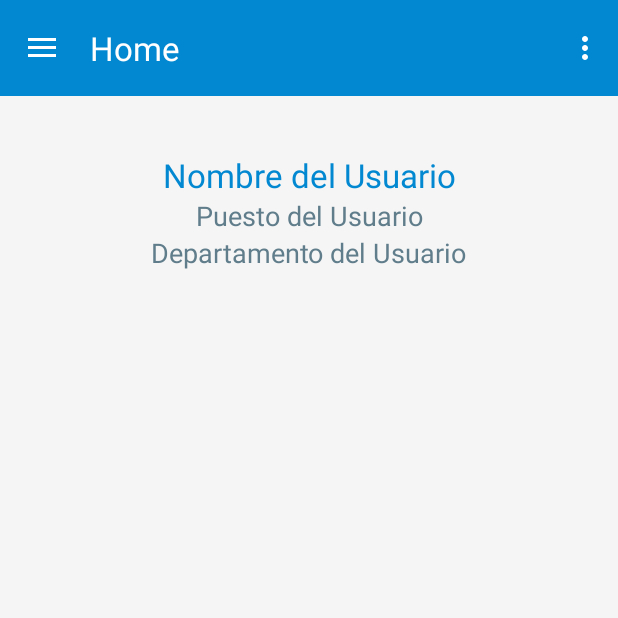
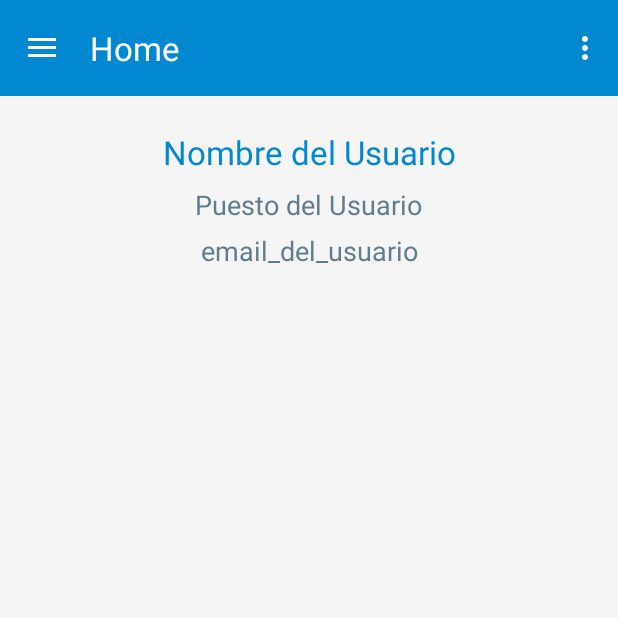
Before and after one commit to k3ssdev/TeamTrekAndroid, an Android app: the MainActivity screen opened directly, with no data from a screen before it, on a phone screen of 412 x 824 dp, the top half of it. Run offline under Robolectric (Android 15) with nearby library versions, the phone set to English and light mode, and no system bars; our stand-ins replace navigation-ui.

Commit message:
update home fragment

```diff
--- a/app/src/main/java/io/github/k3ssdev/teamtrekandroid/ui/home/HomeFragment.java
+++ b/app/src/main/java/io/github/k3ssdev/teamtrekandroid/ui/home/HomeFragment.java
@@ -49,6 +49,7 @@ public class HomeFragment extends Fragment {
                     Empleado empleado = empleadoResult.get(0); // Tomamos el primer resultado como ejemplo
                     binding.nombreUsuario.setText(empleado.getNombre());
                     binding.departamentoUsuario.setText(empleado.getNombreDepartamento());
+                    binding.emailUsuario.setText(empleado.getEmail());
                     // Y así sucesivamente con el resto de datos del empleado...
                 }
             }, sharedPreferences).execute(username);
--- a/app/src/main/res/layout/fragment_home.xml
+++ b/app/src/main/res/layout/fragment_home.xml
@@ -12,7 +12,7 @@
         android:layout_width="wrap_content"
         android:layout_height="wrap_content"
         android:orientation="horizontal"
-        app:layout_constraintGuide_percent="0.05" />
+        app:layout_constraintGuide_percent="0.03" />
 
     <!-- Guideline inferior -->
     <androidx.constraintlayout.widget.Guideline
@@ -46,6 +46,9 @@
         app:layout_constraintGuide_percent="0.9" />
 
     <!-- TextView para el nombre del usuario -->
+
+    <!-- TextView para el puesto del usuario -->
+
     <TextView
         android:id="@+id/nombreUsuario"
         android:layout_width="wrap_content"
@@ -53,39 +56,47 @@
         android:text="@string/nombre_del_usuario"
         android:textColor="@color/blue"
         android:textSize="22sp"
-        app:layout_constraintEnd_toEndOf="@+id/guidelineRight"
+        app:layout_constraintEnd_toStartOf="@+id/guidelineRight"
         app:layout_constraintStart_toStartOf="@+id/guidelineLeft"
         app:layout_constraintTop_toTopOf="@+id/guidelineTop" />
 
-    <!-- TextView para el puesto del usuario -->
+    <!-- TextView para el departamento del usuario -->
+
+    <!-- TextView para el email del usuario -->
+
     <TextView
         android:id="@+id/departamentoUsuario"
         android:layout_width="wrap_content"
         android:layout_height="wrap_content"
+        android:layout_marginTop="8dp"
         android:text="@string/puesto_del_usuario"
         android:textColor="@color/blue_grey"
         android:textSize="18sp"
-        app:layout_constraintEnd_toEndOf="@+id/guidelineRight"
+        app:layout_constraintEnd_toStartOf="@+id/guidelineRight"
+        app:layout_constraintHorizontal_bias="0.497"
         app:layout_constraintStart_toStartOf="@+id/guidelineLeft"
         app:layout_constraintTop_toBottomOf="@+id/nombreUsuario" />
 
-    <!-- TextView para el departamento del usuario -->
     <TextView
         android:id="@+id/emailUsuario"
         android:layout_width="wrap_content"
         android:layout_height="wrap_content"
-        android:text="@string/departamento_del_usuario"
+        android:text="@string/email_del_usuario"
         android:textColor="@color/blue_grey"
         android:textSize="18sp"
-        app:layout_constraintEnd_toEndOf="@+id/guidelineRight"
+        app:layout_constraintBottom_toTopOf="@+id/guideline2"
+        app:layout_constraintEnd_toStartOf="@+id/guidelineRight"
         app:layout_constraintStart_toStartOf="@+id/guidelineLeft"
-        app:layout_constraintTop_toBottomOf="@+id/departamentoUsuario" />
+        app:layout_constraintTop_toBottomOf="@+id/departamentoUsuario"
+        app:layout_constraintVertical_bias="0.526" />
 
     <ListView
         android:id="@+id/listView"
         android:layout_width="wrap_content"
         android:layout_height="wrap_content"
         app:layout_constraintBottom_toTopOf="@+id/guidelineBottom"
+        app:layout_constraintEnd_toEndOf="parent"
+        app:layout_constraintStart_toStartOf="parent"
         app:layout_constraintTop_toTopOf="@+id/guideline2"
         tools:listitem="@layout/item_employee" />
 
@@ -94,5 +105,5 @@
         android:layout_width="wrap_content"
         android:layout_height="wrap_content"
         android:orientation="horizontal"
-        app:layout_constraintGuide_begin="127dp" />
+        app:layout_constraintGuide_percent="0.16" />
 </androidx.constraintlayout.widget.ConstraintLayout>
--- a/app/src/main/res/values-land/strings.xml
+++ b/app/src/main/res/values-land/strings.xml
@@ -41,6 +41,7 @@
     <string name="pref_token_summary">Añade el token de acceso</string>
     <string name="pref_token_dialog_title">Access Token</string>
     <string name="menu_settings">Settings</string>
+    <string name="email_del_usuario">email_del_usuario</string>
 
 
 </resources>
--- a/app/src/main/res/values-night/strings.xml
+++ b/app/src/main/res/values-night/strings.xml
@@ -41,6 +41,7 @@
     <string name="pref_token_summary">Añade el token de acceso</string>
     <string name="pref_token_dialog_title">Access Token</string>
     <string name="menu_settings">Settings</string>
+    <string name="email_del_usuario">email_del_usuario</string>
 
 
 </resources>
--- a/app/src/main/res/values-w1240dp/strings.xml
+++ b/app/src/main/res/values-w1240dp/strings.xml
@@ -41,6 +41,7 @@
     <string name="pref_token_summary">Añade el token de acceso</string>
     <string name="pref_token_dialog_title">Access Token</string>
     <string name="menu_settings">Settings</string>
+    <string name="email_del_usuario">email_del_usuario</string>
 
 
 </resources>
--- a/app/src/main/res/values-w600dp/strings.xml
+++ b/app/src/main/res/values-w600dp/strings.xml
@@ -41,6 +41,7 @@
     <string name="pref_token_summary">Añade el token de acceso</string>
     <string name="pref_token_dialog_title">Access Token</string>
     <string name="menu_settings">Settings</string>
+    <string name="email_del_usuario">email_del_usuario</string>
 
 
 </resources>
--- a/app/src/main/res/values/strings.xml
+++ b/app/src/main/res/values/strings.xml
@@ -41,6 +41,7 @@
     <string name="pref_token_summary">Añade el token de acceso</string>
     <string name="pref_token_dialog_title">Access Token</string>
     <string name="menu_settings">Settings</string>
+    <string name="email_del_usuario">email_del_usuario</string>
 
 
 </resources>
```
